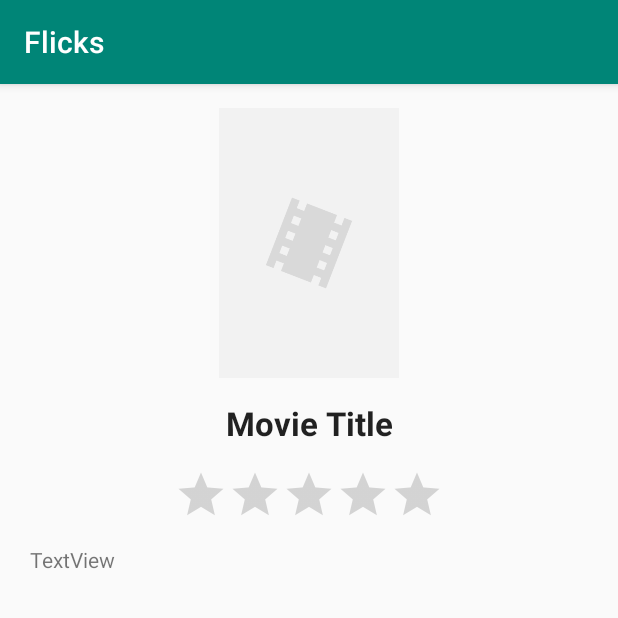
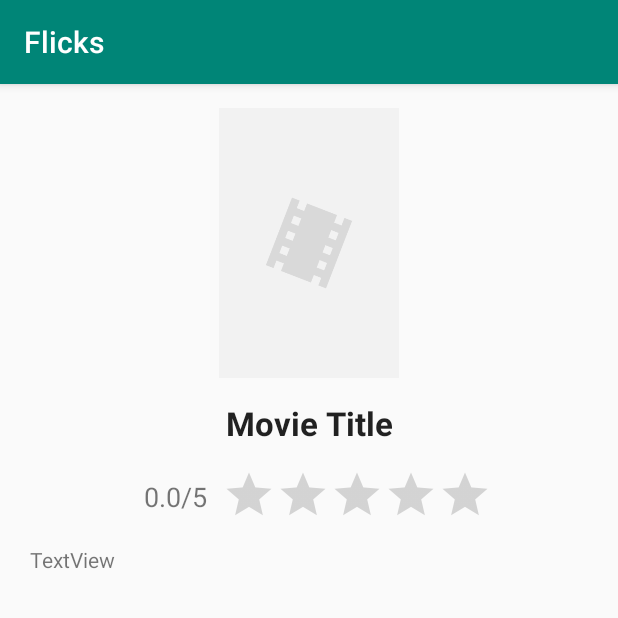
Before and after one commit to fprospato/Flicks, an Android app: the MovieDetailsActivity screen opened directly, with no data from a screen before it, on a phone screen of 412 x 824 dp, the top half of it. Run offline under Robolectric (Android 15) with nearby library versions, the phone set to English and light mode, and no system bars; libraries missing offline, so code that uses them is left out: org.parceler; pictures from the network do not load; 7 statements that could not run were skipped.

Commit message:
- Show poster image and exact rating in detail view

```diff
--- a/app/src/main/java/com/example/flicks/MovieAdapter.java
+++ b/app/src/main/java/com/example/flicks/MovieAdapter.java
@@ -77,7 +77,6 @@ public class MovieAdapter extends RecyclerView.Adapter<MovieAdapter.ViewHolder>
         //determine orientation
         boolean isPortrait = context.getResources().getConfiguration().orientation == Configuration.ORIENTATION_PORTRAIT;
 
-
         // build url for poster or backdrop image
         String imageUrl = (isPortrait) ? config.getImageUrl(config.getPosterSize(), movie.getPosterPath()) : config.getImageUrl(config.getBackdropSize(), movie.getBackdropPath());
 
@@ -148,6 +147,7 @@ public class MovieAdapter extends RecyclerView.Adapter<MovieAdapter.ViewHolder>
 
                 // serialize the movie using parceler, use its short name as a key
                 intent.putExtra(Movie.class.getSimpleName(), Parcels.wrap(movie));
+                intent.putExtra("config", Parcels.wrap(config));
 
                 // show the activity
                 context.startActivity(intent);
--- a/app/src/main/java/com/example/flicks/MovieDetailsActivity.java
+++ b/app/src/main/java/com/example/flicks/MovieDetailsActivity.java
@@ -8,6 +8,10 @@ import android.widget.TextView;
 
 import androidx.appcompat.app.AppCompatActivity;
 
+import com.bumptech.glide.Glide;
+import com.bumptech.glide.load.resource.bitmap.RoundedCorners;
+import com.bumptech.glide.request.RequestOptions;
+import com.example.flicks.models.Config;
 import com.example.flicks.models.Movie;
 
 import org.parceler.Parcels;
@@ -16,12 +20,14 @@ public class MovieDetailsActivity extends AppCompatActivity {
 
     //instances
     Movie movie;
+    Config config;
 
     // the view objects
     ImageView ivPosterImage;
     TextView tvTitle;
     TextView tvOverview;
     RatingBar rbVoteAverage;
+    TextView rbNumber;
 
     @Override
     protected void onCreate(Bundle savedInstanceState) {
@@ -33,9 +39,11 @@ public class MovieDetailsActivity extends AppCompatActivity {
         tvTitle = (TextView) findViewById(R.id.tvTitle);
         tvOverview = (TextView) findViewById(R.id.tvOverview);
         rbVoteAverage = (RatingBar) findViewById(R.id.rbVoteAverage);
+        rbNumber = (TextView) findViewById(R.id.rbNumber);
 
         //get and unwrap the movie from Intent
         movie = (Movie) Parcels.unwrap(getIntent().getParcelableExtra(Movie.class.getSimpleName()));
+        config = (Config) Parcels.unwrap(getIntent().getParcelableExtra("config")); //config for image urls
 
         //log what we're showing
         Log.i("MovieDetailsActivity", String.format("Showing details for '%s'", movie.getTitle()));
@@ -48,23 +56,33 @@ public class MovieDetailsActivity extends AppCompatActivity {
         float voteAverage = movie.getVoteAverage().floatValue();
         rbVoteAverage.setRating(voteAverage = voteAverage > 0 ? voteAverage / 2.0f : voteAverage);
 
-//        // build url for poster or backdrop image
-//        String imageUrl = config.getImageUrl(config.getPosterSize(), movie.getPosterPath());
-//
-//        //get placeholder image
-//        int placeholderId = R.drawable.flicks_movie_placeholder;
-//
-//        //options for images
-//        RequestOptions glideOptions = new RequestOptions();
-//        glideOptions.placeholder(placeholderId) //place holder image
-//                .error(placeholderId)
-//                .transforms(new RoundedCorners(10)); //error image
-//
-//        //load image using Glide
-//        Glide.with(context)
-//                .load(imageUrl)
-//                .apply(glideOptions)
-//                .into(ivPosterImage);
+        //set rating number
+        rbNumber.setText(voteAverage + "/5");
 
+        //get the poster
+        getPosterImage();
+    }
+
+
+    //poster image
+    private void getPosterImage() {
+
+        // build url for poster or backdrop image
+        String imageUrl = config.getImageUrl(config.getPosterSize(), movie.getPosterPath());
+
+        //get placeholder image
+        int placeholderId = R.drawable.flicks_movie_placeholder;
+
+        //options for images
+        RequestOptions glideOptions = new RequestOptions();
+        glideOptions.placeholder(placeholderId) //place holder image
+                .error(placeholderId)
+                .transforms(new RoundedCorners(10)); //error image
+
+        //load image using Glide
+        Glide.with(this)
+                .load(imageUrl)
+                .apply(glideOptions)
+                .into(ivPosterImage);
     }
 }
--- a/app/src/main/java/com/example/flicks/models/Config.java
+++ b/app/src/main/java/com/example/flicks/models/Config.java
@@ -3,13 +3,18 @@ package com.example.flicks.models;
 import org.json.JSONArray;
 import org.json.JSONException;
 import org.json.JSONObject;
+import org.parceler.Parcel;
 
+@Parcel
 public class Config {
 
     //instance fields
     String imageBaseURL; //base url for loading images
     String posterSize; //poster size to user when fetching images
     String backdropSize; //back drop size
+
+    // no-arg, empty constructor required for Parceler
+    public Config() {}
 
     public Config(JSONObject object) throws JSONException {
         //get images data
--- a/app/src/main/res/layout/activity_movie_details.xml
+++ b/app/src/main/res/layout/activity_movie_details.xml
@@ -36,6 +36,7 @@
         style="@style/Widget.AppCompat.RatingBar.Indicator"
         android:layout_width="wrap_content"
         android:layout_height="wrap_content"
+        android:layout_marginStart="63dp"
         android:layout_marginTop="15dp"
         android:numStars="5"
         android:stepSize="0.5"
@@ -54,4 +55,17 @@
         app:layout_constraintEnd_toEndOf="parent"
         app:layout_constraintStart_toStartOf="parent"
         app:layout_constraintTop_toBottomOf="@+id/rbVoteAverage" />
+
+    <TextView
+        android:id="@+id/rbNumber"
+        android:layout_width="wrap_content"
+        android:layout_height="wrap_content"
+        android:layout_marginTop="22dp"
+        android:layout_marginEnd="10dp"
+        android:text="0.0/10"
+        android:textAlignment="textEnd"
+        android:textSize="18sp"
+        app:layout_constraintEnd_toStartOf="@+id/rbVoteAverage"
+        app:layout_constraintTop_toBottomOf="@+id/tvTitle" />
+
 </androidx.constraintlayout.widget.ConstraintLayout>
```
